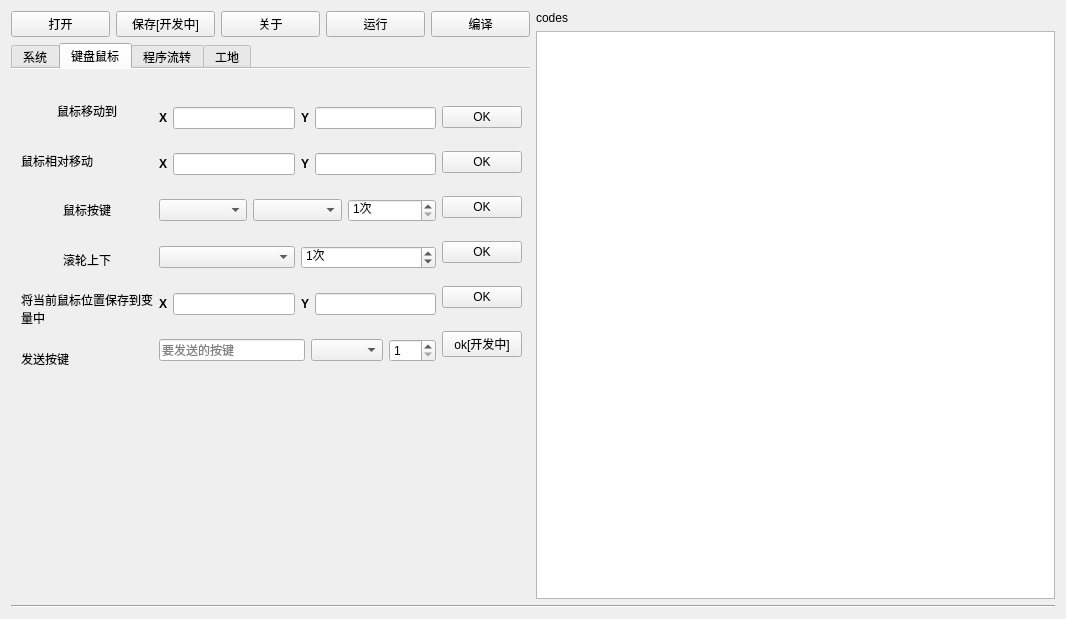
Old version of the form src/ahk_main/ahk_main.ui in the repository yongzhi444/AutoHotkey-Simple-IDE.
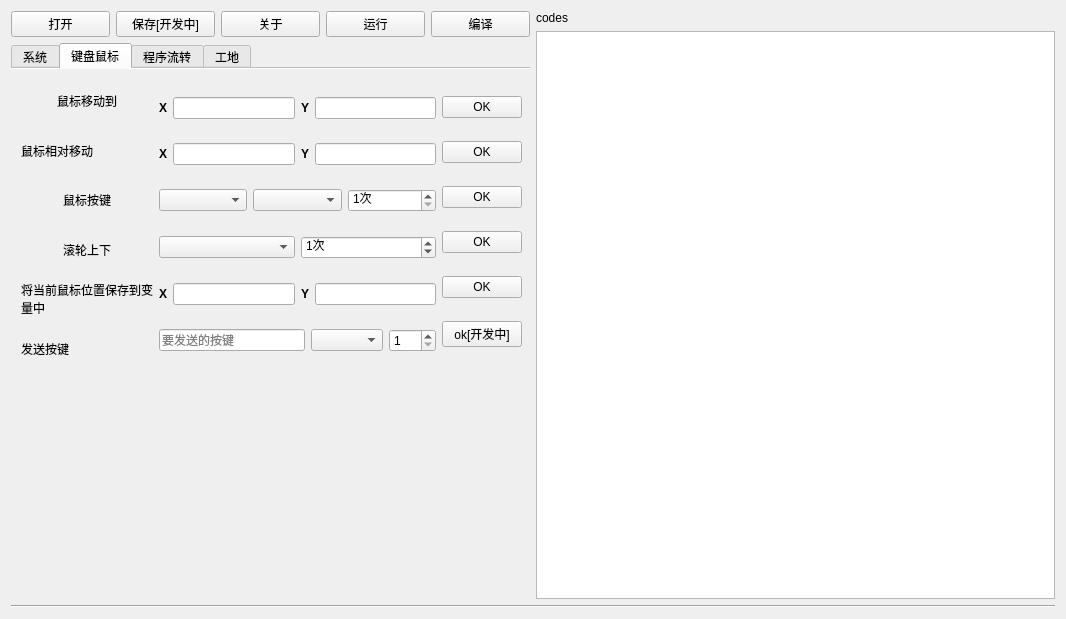
New version of the form. The open tabs and pages were chosen to show the change.

The edit to the form file:
```diff
--- a/src/ahk_main/ahk_main.ui
+++ b/src/ahk_main/ahk_main.ui
@@ -264,7 +264,7 @@
            <property name="geometry">
             <rect>
              <x>10</x>
-             <y>20</y>
+             <y>10</y>
              <width>501</width>
              <height>291</height>
             </rect>
```
Left out of the diff: 4 changed lines with no effect on the pictures.
